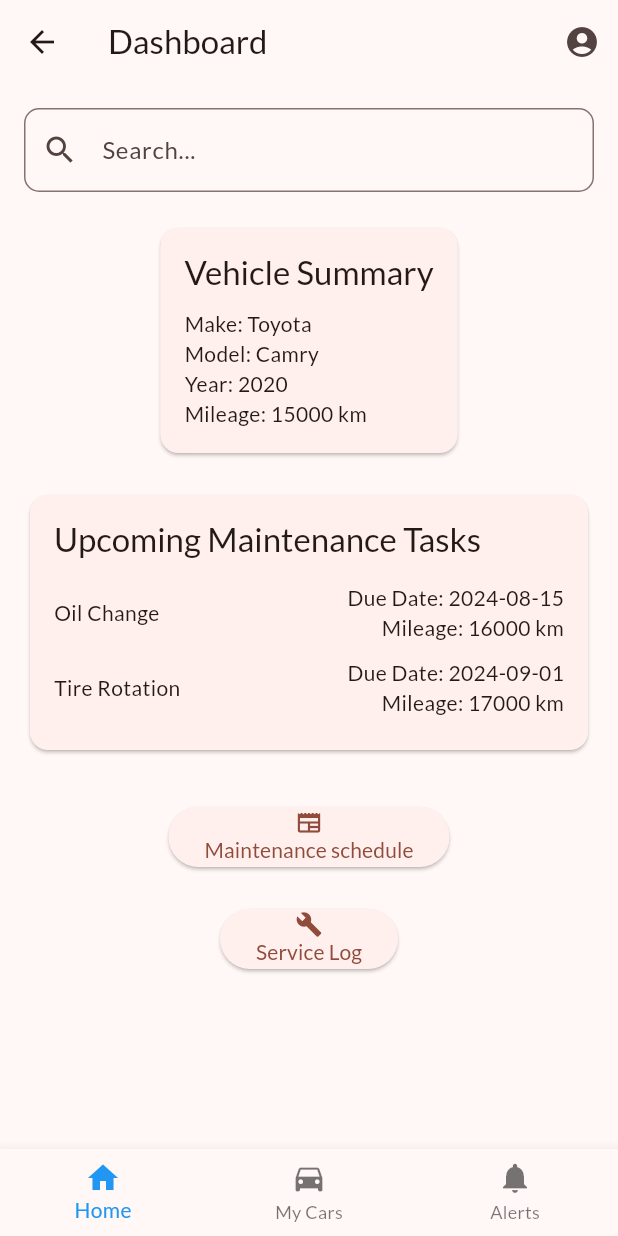
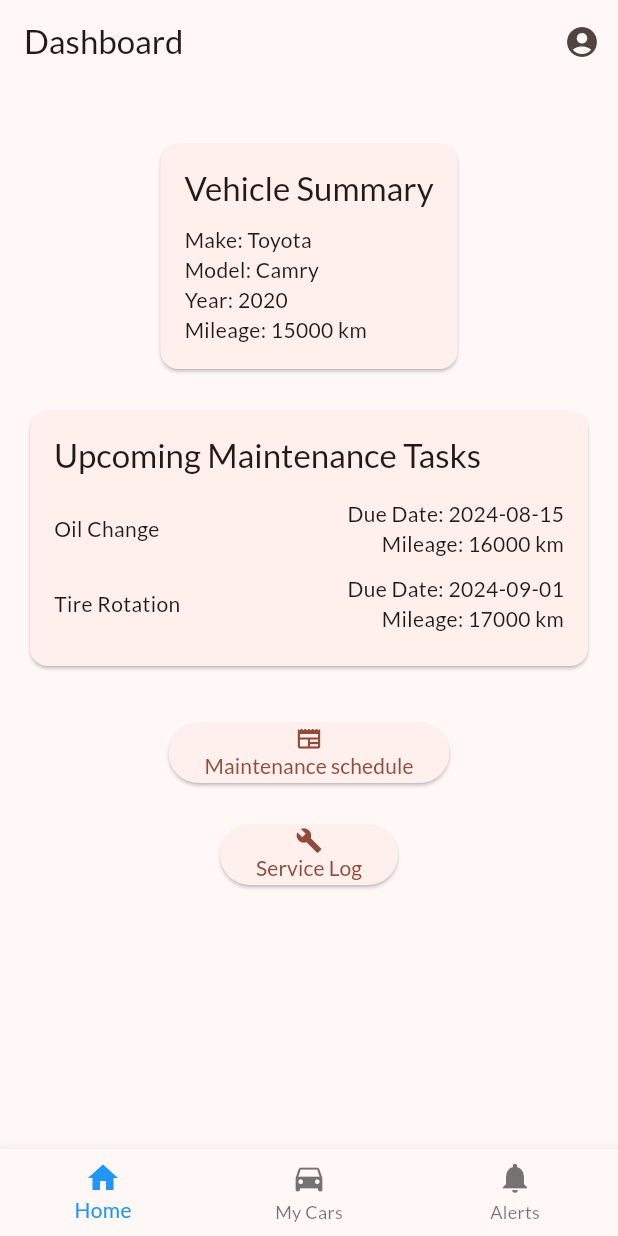
Before and after one commit to GH05T0302/Flutter-Car-App, a Flutter app: the Dashboard screen opened by its route, on a phone screen of 412 x 824 dp. Run offline on Flutter 3.47's test engine with Material 3 defaults, Android fonts, the light colour scheme and no system bars; our stand-ins replace cloud_firestore, firebase_auth, firebase_core, firebase_messaging, flutter_local_notifications, fluttertoast and 3 more; accounts and stored records are empty.

Commit message:
Removed unnecessary functions from dash

```diff
--- a/lib/Screens/dashboard.dart
+++ b/lib/Screens/dashboard.dart
@@ -16,6 +16,7 @@ class Dashboard extends StatelessWidget {
     return Scaffold(
       appBar: AppBar(
         title: Text('Dashboard'),
+        automaticallyImplyLeading: false,
         actions: [
           PopupMenuButton<int>(
             icon: Icon(Icons.account_circle),
@@ -32,7 +33,6 @@ class Dashboard extends StatelessWidget {
         child: SingleChildScrollView(
           child: Column(
             children: [
-              SearchBar(),
               SizedBox(height: 20),
               VehicleSummary(
                 make: 'Toyota',
@@ -65,21 +65,6 @@ class Dashboard extends StatelessWidget {
         );
         break;
     }
-  }
-}
-
-class SearchBar extends StatelessWidget {
-  @override
-  Widget build(BuildContext context) {
-    return TextField(
-      decoration: InputDecoration(
-        hintText: 'Search...',
-        prefixIcon: Icon(Icons.search),
-        border: OutlineInputBorder(
-          borderRadius: BorderRadius.circular(10.0),
-        ),
-      ),
-    );
   }
 }
 
```
